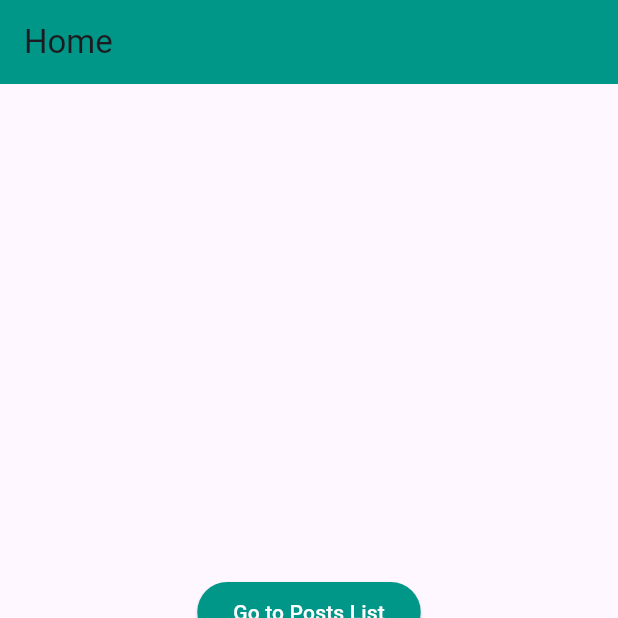
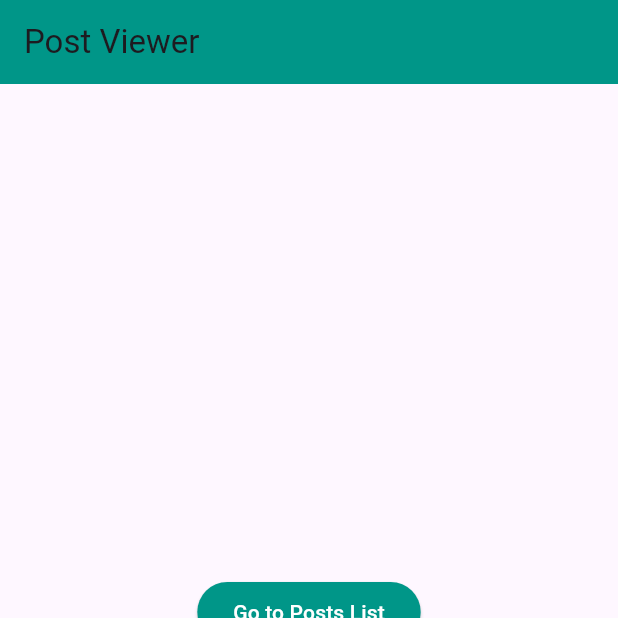
Before and after one commit to shubham-pokhrel/flutter-task, a Flutter app: the screen it shows after launch, on a phone screen of 412 x 824 dp, the top half of it. Run offline on Flutter 3.47's test engine with Material 3 defaults, Android fonts, the phone set to English and light mode, and no system bars.

Commit message:
Change homescreen appbar name

```diff
--- a/lib/screens/home_screen.dart
+++ b/lib/screens/home_screen.dart
@@ -7,7 +7,7 @@ class HomeScreen extends StatelessWidget {
   Widget build(BuildContext context) {
     return Scaffold(
       appBar: AppBar(
-        title: Text('Home'),
+        title: Text('Post Viewer'),
         backgroundColor: Colors.teal, // Minimalistic color for the app bar
       ),
       body: Center(
```
